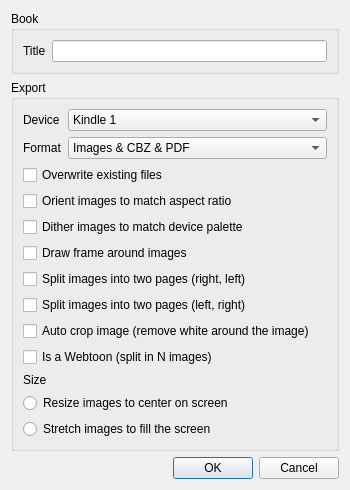
The window that mangle/ui/options.ui (naparuba/henskan) describes before a commit, drawn with Qt 5.
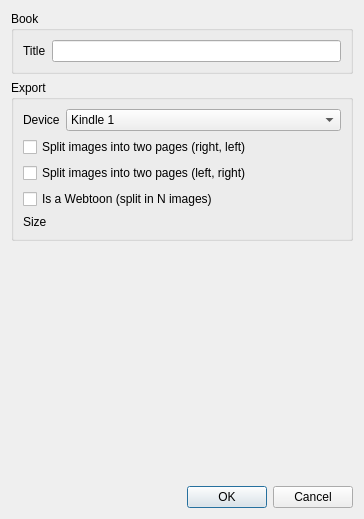
The same window after the commit.

What changed in the file:
```diff
--- a/mangle/ui/options.ui
+++ b/mangle/ui/options.ui
@@ -6,8 +6,8 @@
    <rect>
     <x>0</x>
     <y>0</y>
-    <width>350</width>
-    <height>363</height>
+    <width>364</width>
+    <height>519</height>
    </rect>
   </property>
   <property name="windowTitle">
@@ -128,67 +128,8 @@
           </item>
          </widget>
         </item>
-        <item row="1" column="0">
-         <widget class="QLabel" name="labelFormat">
-          <property name="text">
-           <string>Format</string>
-          </property>
-         </widget>
-        </item>
-        <item row="1" column="1">
-         <widget class="QComboBox" name="comboBoxFormat">
-          <item>
-           <property name="text">
-            <string>Images &amp; CBZ &amp; PDF</string>
-           </property>
-          </item>
-          <item>
-           <property name="text">
-            <string>Images only</string>
-           </property>
-          </item>
-          <item>
-           <property name="text">
-            <string>PDF only</string>
-           </property>
-          </item>
-          <item>
-           <property name="text">
-            <string>CBZ only</string>
-           </property>
-          </item>
-         </widget>
-        </item>
        </layout>
       </item>
-      <item>
-       <widget class="QCheckBox" name="checkboxOverwrite">
-        <property name="text">
-         <string>Overwrite existing files</string>
-        </property>
-       </widget>
-      </item>
-      <item>
-       <widget class="QCheckBox" name="checkboxOrient">
-        <property name="text">
-         <string>Orient images to match aspect ratio</string>
-        </property>
-       </widget>
-      </item>
-      <item>
-       <widget class="QCheckBox" name="checkboxQuantize">
-        <property name="text">
-         <string>Dither images to match device palette</string>
-        </property>
-       </widget>
-      </item>
-      <item>
-       <widget class="QCheckBox" name="checkboxFrame">
-        <property name="text">
-         <string>Draw frame around images</string>
-        </property>
-       </widget>
-      </item>
       <item>
        <widget class="QCheckBox" name="checkboxSplit">
         <property name="text">
@@ -203,13 +144,6 @@
         </property>
        </widget>
       </item>
-      <item>
-       <widget class="QCheckBox" name="checkboxAutoCrop">
-        <property name="text">
-         <string>Auto crop image (remove white around the image)</string>
-        </property>
-       </widget>
-      </item>
       <item>
        <widget class="QCheckBox" name="checkboxWebtoon">
         <property name="text">
@@ -218,23 +152,9 @@
        </widget>
       </item>
       <item>
-         <widget class="QLabel" name="label_3">
-          <property name="text">
-           <string>Size</string>
-          </property>
-         </widget>
-        </item>
-      <item>
-       <widget class="QRadioButton" name="checkboxResize">
+       <widget class="QLabel" name="label_3">
         <property name="text">
-         <string>Resize images to center on screen</string>
-        </property>
-       </widget>
-      </item>
-      <item>
-       <widget class="QRadioButton" name="checkboxStretch">
-        <property name="text">
-         <string>Stretch images to fill the screen</string>
+         <string>Size</string>
         </property>
        </widget>
       </item>
```
